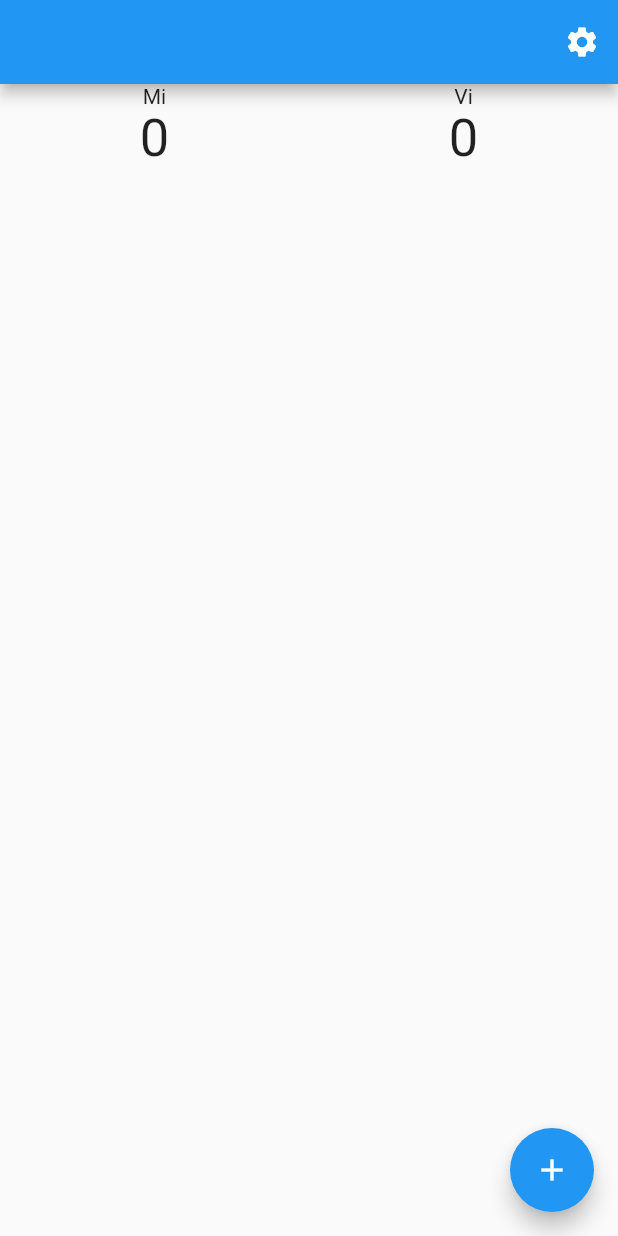
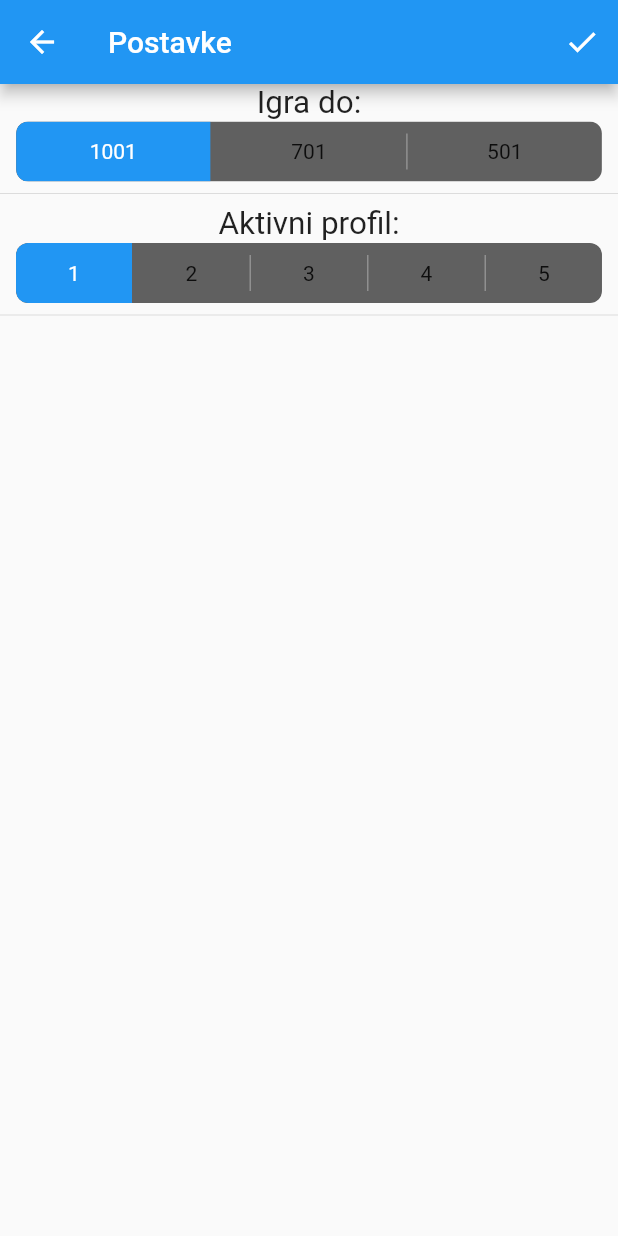
Before and after one commit to mvucko/Najkul_bela_blok, a Flutter app: the screen it shows after launch, after a tap on the "settings" icon, on a phone screen of 412 x 824 dp. Run offline on Flutter 3.47's test engine with Material 2 defaults, Android fonts, the phone set to English and light mode, and no system bars; drawn by our look-alikes of toggle_switch.

Commit message:
Settings page, IO added

```diff
--- a/lib/Postavke.dart
+++ b/lib/Postavke.dart
@@ -0,0 +1,37 @@
+import 'package:flutter/cupertino.dart';
+import 'package:flutter/material.dart';
+import 'package:toggle_switch/toggle_switch.dart';
+
+class Postavke extends StatelessWidget{
+  @override
+  Widget build(BuildContext context) {
+    return Scaffold(
+      appBar: AppBar(
+        title: Text('Postavke'),
+        actions: <Widget>[
+        IconButton(icon: Icon(Icons.check), color: Colors.white,
+            onPressed: (){
+              Navigator.pop(context);
+            }
+        )],),
+      body:
+        Column(
+
+          children: [Column(
+            mainAxisAlignment: MainAxisAlignment.center,
+            children: [
+
+              Text('Igra do:' , textScaleFactor: 1.5,),
+              ToggleSwitch(labels: ['1001', '701', '501'], minWidth: MediaQuery.of(context).size.width, initialLabelIndex: 0,),
+              Divider(),
+              Text('Aktivni profil:' , textScaleFactor: 1.5,),
+              ToggleSwitch(labels: ['1','2','3','4','5'], minWidth: MediaQuery.of(context).size.width, ),
+              Divider(),
+
+            ],
+          )],
+        )
+      ,
+    );
+  }
+}
--- a/lib/main.dart
+++ b/lib/main.dart
@@ -1,19 +1,29 @@
 import 'package:flutter/cupertino.dart';
 import 'package:flutter/material.dart';
+import 'package:layout/Postavke.dart';
 import 'package:layout/partija.dart';
-
+import 'dart:io';
+import 'Files.dart';
 import 'Unos.dart';
 // Uncomment lines 7 and 10 to view the visual layout at runtime.
 // import 'package:flutter/rendering.dart' show debugPaintSizeEnabled;
 
 void main() {
   // debugPaintSizeEnabled = true;
+
   runApp(Entrypoint());
 }
 
+
+
 class Entrypoint extends StatelessWidget{
+
+
+
+
   @override
   Widget build(BuildContext context) {
+
     return MaterialApp(
       title: 'TestApp',
       theme: ThemeData(
@@ -47,7 +57,9 @@ class _AwidgetState extends State<Awidget> {
           actions: <Widget>[
             IconButton(icon: Icon(Icons.settings), color: Colors.white,
                 onPressed: (){
-
+                  Navigator.push(
+                      context,
+                      MaterialPageRoute(builder: (context) => Postavke()));
                 }
                 )],),
         body: Column(
--- a/pubspec.yaml
+++ b/pubspec.yaml
@@ -4,13 +4,14 @@ description: >
 version: 1.0.0
 
 environment:
-  sdk: '>=2.0.0-dev.68.0 <3.0.0'
+  sdk: '>=2.1.0 <3.0.0'
 
 dependencies:
   flutter:
     sdk: flutter
   cupertino_icons: ^0.1.2
   toggle_switch: ^0.1.8
+  path_provider: ^1.6.18
 
 dev_dependencies:
   flutter_test:
```
Also changed, not shown: lib/Files.dart (added, +39 -0 lines), pubspec.lock.
